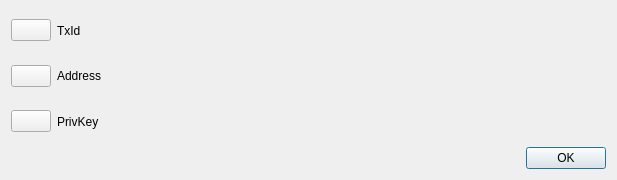
This is src/qt/forms/revealtxdialog.ui in pedrorv0106/DAPS as Qt 5 draws it before an edit. The edited form follows.
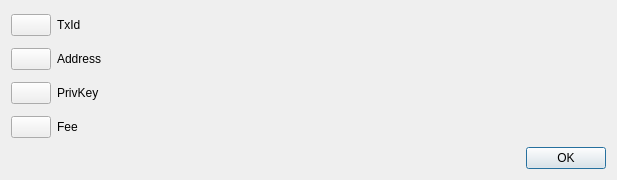
This is the edited form.

What changed in the file:
```diff
--- a/src/qt/forms/revealtxdialog.ui
+++ b/src/qt/forms/revealtxdialog.ui
@@ -152,6 +152,52 @@
      </item>
     </layout>
    </item>
+   <item>
+    <layout class="QHBoxLayout" name="horizontalLayout_4" stretch="0,1,5">
+     <item>
+      <widget class="QPushButton" name="pushButtonTxFee">
+       <property name="toolTip">
+        <string>Copy Transaction Fee to clipboard</string>
+       </property>
+       <property name="text">
+        <string/>
+       </property>
+      </widget>
+     </item>
+     <item>
+      <widget class="QLabel" name="label_4">
+       <property name="minimumSize">
+        <size>
+         <width>83</width>
+         <height>0</height>
+        </size>
+       </property>
+       <property name="text">
+        <string>Fee</string>
+       </property>
+      </widget>
+     </item>
+     <item>
+      <widget class="QLabel" name="lblTxFee">
+       <property name="sizePolicy">
+        <sizepolicy hsizetype="Preferred" vsizetype="Preferred">
+         <horstretch>0</horstretch>
+         <verstretch>0</verstretch>
+        </sizepolicy>
+       </property>
+       <property name="minimumSize">
+        <size>
+         <width>415</width>
+         <height>0</height>
+        </size>
+       </property>
+       <property name="text">
+        <string/>
+       </property>
+      </widget>
+     </item>
+    </layout>
+   </item>
    <item>
     <widget class="QDialogButtonBox" name="buttonBox">
      <property name="orientation">
```
Left out of the diff: 6 changed lines with no effect on the pictures.
